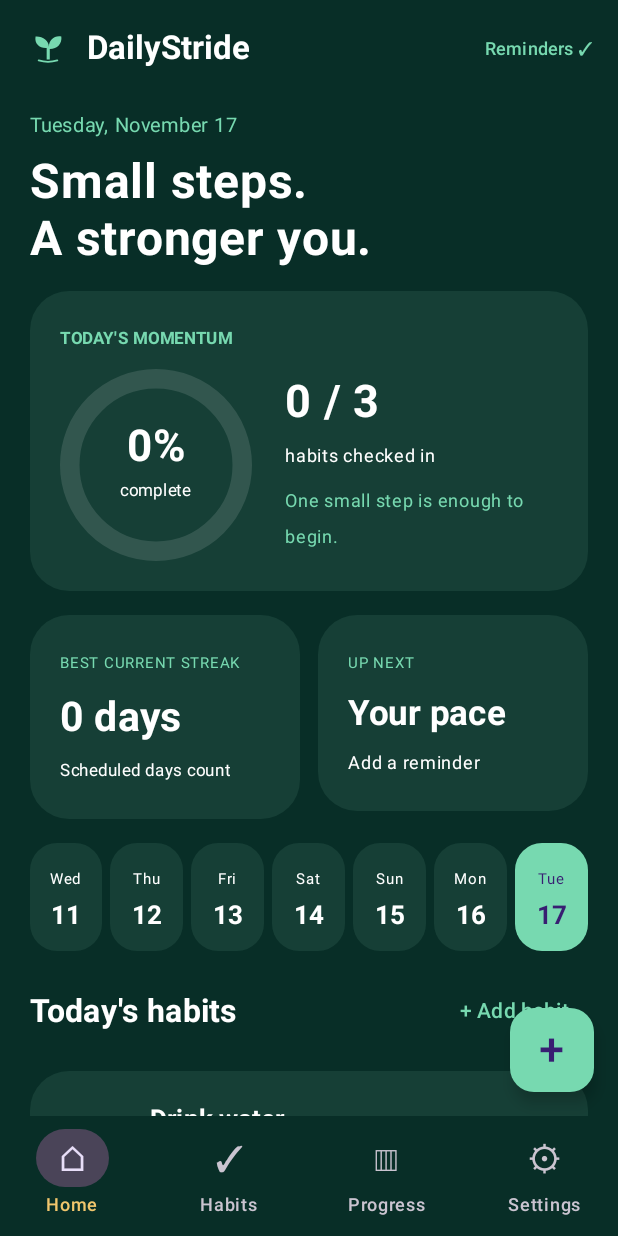
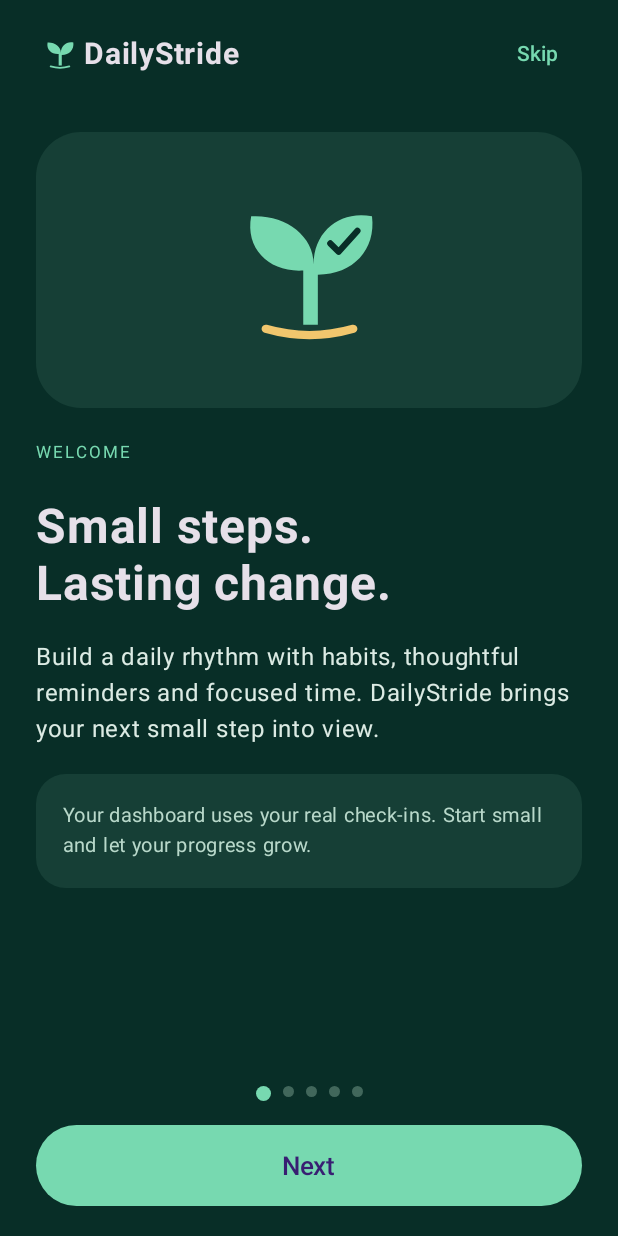
Before and after one commit to devmuhammad011/Day-by-Day, an Android app built with Jetpack Compose: the screen it shows after launch (MainActivity), on a phone screen of 412 x 824 dp. Run offline under Robolectric (Android 15) with nearby library versions, the phone set to English and light mode, and no system bars.

Commit message:
Add first-open DailyStride guide with Next Back and Settings replay

```diff
--- a/app/build.gradle.kts
+++ b/app/build.gradle.kts
@@ -9,8 +9,8 @@ android {
         applicationId = "com.novastack.daybyday"
         minSdk = 26
         targetSdk = 35
-        versionCode = 6
-        versionName = "2.4"
+        versionCode = 7
+        versionName = "2.5"
     }
     buildFeatures { compose = true }
     compileOptions { sourceCompatibility = JavaVersion.VERSION_17; targetCompatibility = JavaVersion.VERSION_17 }
--- a/app/src/main/java/com/novastack/daybyday/MainActivity.kt
+++ b/app/src/main/java/com/novastack/daybyday/MainActivity.kt
@@ -67,6 +67,11 @@ class MainActivity : ComponentActivity() {
 private fun DayByDay(activity: MainActivity) {
     val store = remember { HabitStore(activity) }
     val prefs = remember { activity.getSharedPreferences("settings", android.content.Context.MODE_PRIVATE) }
+    var guideComplete by remember { mutableStateOf(prefs.getBoolean("guideComplete", false)) }
+    if (!guideComplete) {
+        WelcomeGuide(onDone = { prefs.edit().putBoolean("guideComplete", true).apply(); guideComplete = true })
+        return
+    }
     var loadError by remember { mutableStateOf<String?>(null) }
     var habits by remember { mutableStateOf(try { store.load() } catch (_: Exception) { loadError = "Your saved habits could not be read. They have been left untouched. Restore a backup or restart the app."; emptyList() }) }
     var today by remember { mutableStateOf(LocalDate.now()) }
@@ -266,7 +271,12 @@ private fun DayByDay(activity: MainActivity) {
                         OutlinedButton(onClick = { restore.launch(arrayOf("application/json", "text/plain", "application/octet-stream")) }) { Text("Restore backup") }
                         Text("Restoring replaces your current habits after confirmation. Export a backup first.", fontSize = 12.sp)
                     } }
-                    item { Text("DailyStride • Version 2.4\nSmall steps. Lasting change.", color = colors.primary, modifier = Modifier.padding(vertical = 16.dp)) }
+                    item { SurfaceCard {
+                        Text("Need a quick tour?", fontSize = 20.sp, fontWeight = FontWeight.Bold)
+                        Text("Replay the guide to habits, schedules, focus timers, voice and backups.")
+                        OutlinedButton(onClick = { guideComplete = false }) { Text("Open app guide") }
+                    } }
+                    item { Text("DailyStride • Version 2.5\nSmall steps. Lasting change.", color = colors.primary, modifier = Modifier.padding(vertical = 16.dp)) }
                 }
             }
         }
--- /dev/null
+++ b/app/src/main/java/com/novastack/daybyday/WelcomeGuide.kt
@@ -0,0 +1,115 @@
+package com.novastack.daybyday
+
+import androidx.activity.compose.BackHandler
+import androidx.compose.foundation.Canvas
+import androidx.compose.foundation.background
+import androidx.compose.foundation.layout.*
+import androidx.compose.foundation.rememberScrollState
+import androidx.compose.foundation.shape.CircleShape
+import androidx.compose.foundation.shape.RoundedCornerShape
+import androidx.compose.foundation.verticalScroll
+import androidx.compose.material3.*
+import androidx.compose.runtime.*
+import androidx.compose.runtime.saveable.rememberSaveable
+import androidx.compose.ui.Alignment
+import androidx.compose.ui.Modifier
+import androidx.compose.ui.geometry.Offset
+import androidx.compose.ui.geometry.Size
+import androidx.compose.ui.graphics.Color
+import androidx.compose.ui.graphics.StrokeCap
+import androidx.compose.ui.graphics.drawscope.Stroke
+import androidx.compose.ui.res.painterResource
+import androidx.compose.ui.semantics.contentDescription
+import androidx.compose.ui.semantics.semantics
+import androidx.compose.ui.text.font.FontWeight
+import androidx.compose.ui.unit.dp
+import androidx.compose.ui.unit.sp
+
+private data class GuidePage(val label: String, val title: String, val detail: String, val tip: String)
+private val guidePages = listOf(
+    GuidePage("WELCOME", "Small steps.\nLasting change.", "Build a daily rhythm with habits, thoughtful reminders and focused time. DailyStride brings your next small step into view.", "Your dashboard uses your real check-ins. Start small and let your progress grow."),
+    GuidePage("PLAN YOUR DAY", "A little structure.\nRoom to breathe.", "Tap + Add habit. Choose a start date, weekdays and a planned work time. Add a duration to reserve time for the task.", "Overlapping work or reminders are flagged before saving. The reminder time can be separate from the work start."),
+    GuidePage("FOCUS", "One task.\nOne moment.", "Enable Focus timer in a habit and choose hours and minutes. Tap Start on the habit or its reminder to begin. Pause, resume or reset whenever you need.", "The timer keeps time with the screen off. View timer on its lock-screen notification opens the full countdown when your phone allows it."),
+    GuidePage("REMINDERS & VOICE", "A gentle nudge.\nRight on time.", "Set reminder times in your habits. In Settings, allow notifications and precise reminders. You can choose spoken reminders and Speak when timer ends.", "Voice is optional and needs an installed TTS voice. Quiet hours, silent mode and Do Not Disturb suppress speech. Lock-screen timer names may be visible; you can switch this off in Settings."),
+    GuidePage("YOUR PROGRESS", "Keep the wins.\nKeep moving.", "Check off completed habits and explore your weekly progress. Use Settings → Export backup to save your habits and history; Restore backup brings them back.", "No account is required. Keep exported backups private, and save one before reinstalling or changing phones. You can replay this guide in Settings.")
+)
+
+@Composable
+fun WelcomeGuide(onDone: () -> Unit) {
+    var page by rememberSaveable { mutableIntStateOf(0) }
+    val item = guidePages[page]
+    val mint = Color(0xFF77D9B0)
+    val forest = Color(0xFF082E27)
+    BackHandler(enabled = page > 0) { page-- }
+    MaterialTheme(colorScheme = darkColorScheme(primary = mint, background = forest, surface = Color(0xFF163F36))) {
+        Surface(Modifier.fillMaxSize(), color = forest) {
+            Column(Modifier.fillMaxSize().windowInsetsPadding(WindowInsets.safeDrawing).padding(horizontal = 24.dp)) {
+                Row(Modifier.fillMaxWidth().padding(top = 12.dp), verticalAlignment = Alignment.CenterVertically, horizontalArrangement = Arrangement.SpaceBetween) {
+                    Row(verticalAlignment = Alignment.CenterVertically) {
+                        Icon(painterResource(R.drawable.ic_sprout), contentDescription = null, tint = mint, modifier = Modifier.size(32.dp))
+                        Text("DailyStride", fontSize = 20.sp, fontWeight = FontWeight.Bold)
+                    }
+                    TextButton(onClick = onDone) { Text("Skip") }
+                }
+                Column(Modifier.weight(1f).verticalScroll(rememberScrollState()), verticalArrangement = Arrangement.spacedBy(18.dp)) {
+                    Spacer(Modifier.height(10.dp))
+                    GuideIllustration(page)
+                    Text(item.label, color = mint, fontSize = 11.sp, letterSpacing = 2.sp)
+                    Text(item.title, fontSize = 32.sp, lineHeight = 38.sp, fontWeight = FontWeight.Bold)
+                    Text(item.detail, fontSize = 16.sp, lineHeight = 24.sp, color = Color(0xFFDCEBE4))
+                    Surface(color = Color(0xFF163F36), shape = RoundedCornerShape(20.dp)) {
+                        Text(item.tip, Modifier.padding(18.dp), fontSize = 13.sp, lineHeight = 20.sp, color = Color(0xFFB8D8CA))
+                    }
+                    Spacer(Modifier.height(12.dp))
+                }
+                Row(Modifier.fillMaxWidth().padding(vertical = 16.dp).semantics { contentDescription = "Guide page ${page + 1} of ${guidePages.size}" }, horizontalArrangement = Arrangement.Center) {
+                    guidePages.indices.forEach { i -> Box(Modifier.padding(horizontal = 4.dp).size(if (page == i) 10.dp else 7.dp).background(if (page == i) mint else Color(0xFF41675B), CircleShape)) }
+                }
+                Row(Modifier.fillMaxWidth().padding(bottom = 20.dp), horizontalArrangement = Arrangement.spacedBy(12.dp)) {
+                    if (page > 0) OutlinedButton(onClick = { page-- }, modifier = Modifier.height(54.dp)) { Text("Back") }
+                    Button(onClick = { if (page == guidePages.lastIndex) onDone() else page++ }, modifier = Modifier.weight(1f).height(54.dp)) {
+                        Text(if (page == guidePages.lastIndex) "Start my stride" else "Next", fontSize = 17.sp)
+                    }
+                }
+            }
+        }
+    }
+}
+
+@Composable
+private fun GuideIllustration(page: Int) {
+    Surface(Modifier.fillMaxWidth().heightIn(min = 184.dp), shape = RoundedCornerShape(30.dp), color = Color(0xFF163F36)) {
+        when (page) {
+            0 -> Box(contentAlignment = Alignment.Center) {
+                Icon(painterResource(R.drawable.ic_sprout), contentDescription = "DailyStride sprout logo", tint = Color.Unspecified, modifier = Modifier.size(150.dp))
+            }
+            1 -> Column(Modifier.padding(24.dp), verticalArrangement = Arrangement.spacedBy(14.dp)) {
+                Text("A PLAN WITH SPACE TO GROW", color = Color(0xFF77D9B0), fontSize = 11.sp)
+                Text("8:00 AM   →   Morning run", fontWeight = FontWeight.Bold)
+                HorizontalDivider(color = Color(0xFF41675B))
+                Text("9:30 AM   →   Read a few pages", fontWeight = FontWeight.Bold)
+                Text("Work time + reminder time", color = Color(0xFFB8D8CA), fontSize = 12.sp)
+            }
+            2 -> Box(contentAlignment = Alignment.Center) {
+                Canvas(Modifier.size(140.dp)) {
+                    val width = 9.dp.toPx()
+                    val offset = Offset(width / 2, width / 2)
+                    val bounds = Size(size.width - width, size.height - width)
+                    drawArc(Color(0xFF41675B), 0f, 360f, false, offset, bounds, style = Stroke(width))
+                    drawArc(Color(0xFF77D9B0), -90f, 250f, false, offset, bounds, style = Stroke(width, cap = StrokeCap.Round))
+                }
+                Text("Focus", fontSize = 26.sp, fontWeight = FontWeight.Bold)
+            }
+            3 -> Column(Modifier.padding(24.dp), verticalArrangement = Arrangement.spacedBy(12.dp)) {
+                Text("YOUR REMINDERS, YOUR WAY", color = Color(0xFF77D9B0), fontSize = 11.sp)
+                Text("Notification  •  Voice  •  Quiet hours", fontWeight = FontWeight.Bold)
+                Text("Start    |    Remind in 10 min", color = Color(0xFFF1C66D))
+                Text("Choose what works for you.", fontSize = 13.sp)
+            }
+            else -> Column(Modifier.padding(24.dp), verticalArrangement = Arrangement.spacedBy(14.dp)) {
+                Text("YOUR DATA, YOUR PROGRESS", color = Color(0xFF77D9B0), fontSize = 11.sp)
+                Text("✓  Check in\n↗  Review your progress\n↓  Export a backup", fontSize = 19.sp, lineHeight = 32.sp, fontWeight = FontWeight.Bold)
+            }
+        }
+    }
+}
```
Also changed, not shown: 1 other file.
